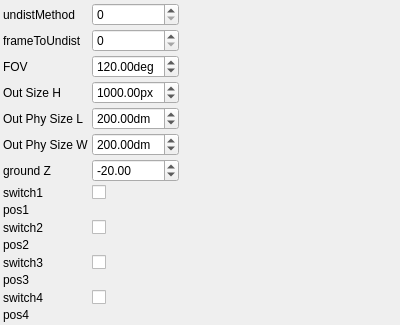
Above: applications/merger/ui/mergerControlWidget.ui from NickPenkrat/corecvs before the change. Below: the same form after it.
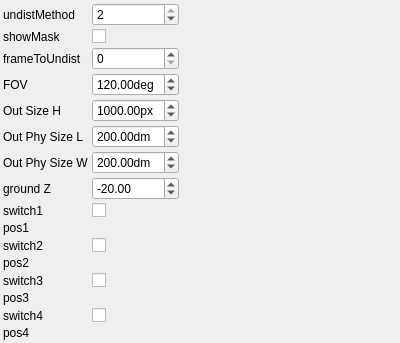
That is the form after the change. Custom widgets are drawn as their Qt base class.

Commit message: Adding mask and reworking updistortion

The edit to the form file:
```diff
--- a/applications/merger/ui/mergerControlWidget.ui
+++ b/applications/merger/ui/mergerControlWidget.ui
@@ -42,7 +42,7 @@
         <number>1</number>
        </property>
        <property name="value">
-        <number>0</number>
+        <number>2</number>
        </property>
        <property name="prefix">
         <string></string>
@@ -55,43 +55,60 @@
     <item row="1" column="0">
      <widget class="QLabel" name="label_1">
        <property name="text">
-         <string>frameToUndist</string>
+         <string>showMask</string>
        </property>
      </widget>
     </item>
     <item row="1" column="1">
-     <widget class="QSpinBox" name="frameToUndistSpinBox">
+     <widget class="QCheckBox" name="showMaskCheckBox">
        <property name="toolTip">
          <string>frameToUndist</string>
        </property>
-       <property name="minimum">
-        <number>0</number>
-       </property>
-       <property name="maximum">
-        <number>3</number>
-       </property>
-       <property name="singleStep">
-        <number>1</number>
-       </property>
-       <property name="value">
-        <number>0</number>
-       </property>
-       <property name="prefix">
-        <string></string>
-       </property>
-       <property name="suffix">
-        <string></string>
+       <property name="checked">
+           <bool>1</bool>
        </property>
      </widget>
     </item>
     <item row="2" column="0">
      <widget class="QLabel" name="label_2">
        <property name="text">
-         <string>FOV</string>
+         <string>frameToUndist</string>
        </property>
      </widget>
     </item>
     <item row="2" column="1">
+     <widget class="QSpinBox" name="frameToUndistSpinBox">
+       <property name="toolTip">
+         <string>frameToUndist</string>
+       </property>
+       <property name="minimum">
+        <number>0</number>
+       </property>
+       <property name="maximum">
+        <number>3</number>
+       </property>
+       <property name="singleStep">
+        <number>1</number>
+       </property>
+       <property name="value">
+        <number>0</number>
+       </property>
+       <property name="prefix">
+        <string></string>
+       </property>
+       <property name="suffix">
+        <string></string>
+       </property>
+     </widget>
+    </item>
+    <item row="3" column="0">
+     <widget class="QLabel" name="label_3">
+       <property name="text">
+         <string>FOV</string>
+       </property>
+     </widget>
+    </item>
+    <item row="3" column="1">
      <widget class="QDoubleSpinBox" name="fOVSpinBox">
        <property name="toolTip">
          <string>FOV</string>
@@ -116,47 +133,15 @@
        </property>
      </widget>
     </item>
-    <item row="3" column="0">
-     <widget class="QLabel" name="label_3">
-       <property name="text">
-         <string>Out Size H</string>
-       </property>
-     </widget>
-    </item>
-    <item row="3" column="1">
-     <widget class="QDoubleSpinBox" name="outSizeHSpinBox">
-       <property name="toolTip">
-         <string>Out Size H</string>
-       </property>
-       <property name="minimum">
-        <double>100</double>
-       </property>
-       <property name="maximum">
-        <double>9999</double>
-       </property>
-       <property name="singleStep">
-        <double>1</double>
-       </property>
-       <property name="value">
-        <double>1000</double>
-       </property>
-       <property name="prefix">
-        <string></string>
-       </property>
-       <property name="suffix">
-        <string>px</string>
-       </property>
-     </widget>
-    </item>
     <item row="4" column="0">
      <widget class="QLabel" name="label_4">
        <property name="text">
-         <string>Out Phy Size L</string>
+         <string>Out Size H</string>
        </property>
      </widget>
     </item>
     <item row="4" column="1">
-     <widget class="QDoubleSpinBox" name="outPhySizeLSpinBox">
+     <widget class="QDoubleSpinBox" name="outSizeHSpinBox">
        <property name="toolTip">
          <string>Out Phy Size L</string>
        </property>
@@ -170,25 +155,25 @@
         <double>1</double>
        </property>
        <property name="value">
-        <double>200</double>
+        <double>1000</double>
        </property>
        <property name="prefix">
         <string></string>
        </property>
        <property name="suffix">
-        <string>dm</string>
+        <string>px</string>
        </property>
      </widget>
     </item>
     <item row="5" column="0">
      <widget class="QLabel" name="label_5">
        <property name="text">
-         <string>Out Phy Size W</string>
+         <string>Out Phy Size L</string>
        </property>
      </widget>
     </item>
     <item row="5" column="1">
-     <widget class="QDoubleSpinBox" name="outPhySizeWSpinBox">
+     <widget class="QDoubleSpinBox" name="outPhySizeLSpinBox">
        <property name="toolTip">
          <string>Out Phy Size W</string>
        </property>
@@ -215,17 +200,17 @@
     <item row="6" column="0">
      <widget class="QLabel" name="label_6">
        <property name="text">
-         <string>ground Z</string>
+         <string>Out Phy Size W</string>
        </property>
      </widget>
     </item>
     <item row="6" column="1">
-     <widget class="QDoubleSpinBox" name="groundZSpinBox">
+     <widget class="QDoubleSpinBox" name="outPhySizeWSpinBox">
        <property name="toolTip">
          <string>ground Z</string>
        </property>
        <property name="minimum">
-        <double>-9999</double>
+        <double>100</double>
        </property>
        <property name="maximum">
         <double>9999</double>
@@ -234,141 +219,173 @@
         <double>1</double>
        </property>
        <property name="value">
-        <double>-20</double>
+        <double>200</double>
        </property>
        <property name="prefix">
         <string></string>
        </property>
        <property name="suffix">
-        <string></string>
+        <string>dm</string>
        </property>
      </widget>
     </item>
     <item row="7" column="0">
      <widget class="QLabel" name="label_7">
        <property name="text">
-         <string>switch1</string>
+         <string>ground Z</string>
        </property>
      </widget>
     </item>
     <item row="7" column="1">
-     <widget class="QCheckBox" name="switch1CheckBox">
+     <widget class="QDoubleSpinBox" name="groundZSpinBox">
        <property name="toolTip">
          <string>switch1</string>
        </property>
-       <property name="checked">
-           <bool>1</bool>
+       <property name="minimum">
+        <double>-9999</double>
+       </property>
+       <property name="maximum">
+        <double>9999</double>
+       </property>
+       <property name="singleStep">
+        <double>1</double>
+       </property>
+       <property name="value">
+        <double>-20</double>
+       </property>
+       <property name="prefix">
+        <string></string>
+       </property>
+       <property name="suffix">
+        <string></string>
        </property>
      </widget>
     </item>
     <item row="8" column="0">
      <widget class="QLabel" name="label_8">
        <property name="text">
-         <string>pos1</string>
+         <string>switch1</string>
        </property>
      </widget>
     </item>
     <item row="8" column="1">
-     <widget class="EuclidianMoveParametersControlWidget" name="pos1ControlWidget">
+     <widget class="QCheckBox" name="switch1CheckBox">
        <property name="toolTip">
-         <string>pos1</string>
+         <string>switch1</string>
+       </property>
+       <property name="checked">
+           <bool>1</bool>
        </property>
      </widget>
     </item>
     <item row="9" column="0">
      <widget class="QLabel" name="label_9">
        <property name="text">
-         <string>switch2</string>
+         <string>pos1</string>
        </property>
      </widget>
     </item>
     <item row="9" column="1">
-     <widget class="QCheckBox" name="switch2CheckBox">
+     <widget class="EuclidianMoveParametersControlWidget" name="pos1ControlWidget">
        <property name="toolTip">
-         <string>switch2</string>
-       </property>
-       <property name="checked">
-           <bool>1</bool>
+         <string>pos1</string>
        </property>
      </widget>
     </item>
     <item row="10" column="0">
      <widget class="QLabel" name="label_10">
        <property name="text">
-         <string>pos2</string>
+         <string>switch2</string>
        </property>
      </widget>
     </item>
     <item row="10" column="1">
-     <widget class="EuclidianMoveParametersControlWidget" name="pos2ControlWidget">
+     <widget class="QCheckBox" name="switch2CheckBox">
        <property name="toolTip">
-         <string>pos2</string>
+         <string>switch2</string>
+       </property>
+       <property name="checked">
+           <bool>1</bool>
        </property>
      </widget>
     </item>
     <item row="11" column="0">
      <widget class="QLabel" name="label_11">
        <property name="text">
-         <string>switch3</string>
+         <string>pos2</string>
        </property>
      </widget>
     </item>
     <item row="11" column="1">
-     <widget class="QCheckBox" name="switch3CheckBox">
+     <widget class="EuclidianMoveParametersControlWidget" name="pos2ControlWidget">
        <property name="toolTip">
-         <string>switch3</string>
-       </property>
-       <property name="checked">
-           <bool>1</bool>
+         <string>pos2</string>
        </property>
      </widget>
     </item>
     <item row="12" column="0">
      <widget class="QLabel" name="label_12">
        <property name="text">
-         <string>pos3</string>
+         <string>switch3</string>
        </property>
      </widget>
     </item>
     <item row="12" column="1">
-     <widget class="EuclidianMoveParametersControlWidget" name="pos3ControlWidget">
+     <widget class="QCheckBox" name="switch3CheckBox">
        <property name="toolTip">
-         <string>pos3</string>
+         <string>switch3</string>
+       </property>
+       <property name="checked">
+           <bool>1</bool>
        </property>
      </widget>
     </item>
     <item row="13" column="0">
      <widget class="QLabel" name="label_13">
        <property name="text">
-         <string>switch4</string>
+         <string>pos3</string>
        </property>
      </widget>
     </item>
     <item row="13" column="1">
-     <widget class="QCheckBox" name="switch4CheckBox">
+     <widget class="EuclidianMoveParametersControlWidget" name="pos3ControlWidget">
        <property name="toolTip">
-         <string>switch4</string>
-       </property>
-       <property name="checked">
-           <bool>1</bool>
+         <string>pos3</string>
        </property>
      </widget>
     </item>
     <item row="14" column="0">
      <widget class="QLabel" name="label_14">
        <property name="text">
-         <string>pos4</string>
+         <string>switch4</string>
        </property>
      </widget>
     </item>
     <item row="14" column="1">
+     <widget class="QCheckBox" name="switch4CheckBox">
+       <property name="toolTip">
+         <string>switch4</string>
+       </property>
+       <property name="checked">
+           <bool>1</bool>
+       </property>
+     </widget>
+    </item>
+    <item row="15" column="0">
+     <widget class="QLabel" name="label_15">
+       <property name="text">
+         <string>pos4</string>
+       </property>
+     </widget>
+    </item>
+    <item row="15" column="1">
      <widget class="EuclidianMoveParametersControlWidget" name="pos4ControlWidget">
        <property name="toolTip">
          <string>pos4</string>
        </property>
      </widget>
     </item>
-   <item row="15" column="0">
+   <item row="16" column="0">
     <spacer name="verticalSpacer">
      <property name="orientation">
       <enum>Qt::Vertical</enum>
@@ -381,7 +398,7 @@
      </property>
     </spacer>
    </item>
-   <item row="15" column="2">
+   <item row="16" column="2">
     <spacer name="horizontalSpacer">
      <property name="orientation">
       <enum>Qt::Horizontal</enum>
```
Left out of the diff: 16 changed lines with no effect on the pictures. The commit also changes 7 other files.
